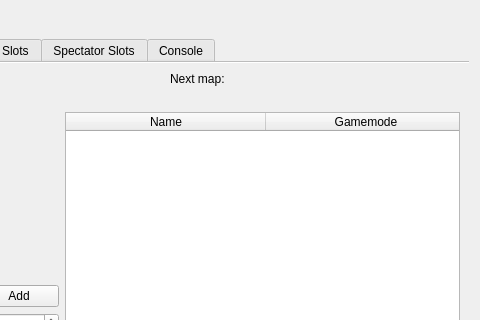
Old version of the form Client/bf4/BF4.ui in the repository OpenRcon/OpenRcon; both pictures show x 442 to 922 and y 0 to 320 of the 922 by 556 pixel window.
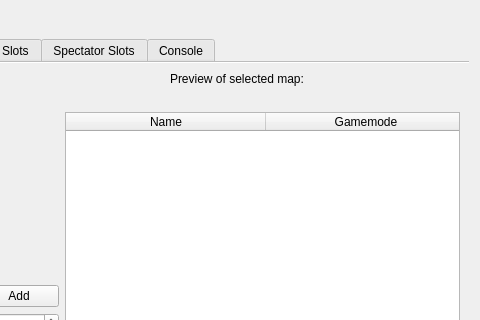
New version of the form. Icons and pictures are not drawn.

Commit message: Setting current map list and game mode based on information from the serverInfo command.

```diff
--- a/Client/bf4/BF4.ui
+++ b/Client/bf4/BF4.ui
@@ -454,20 +454,6 @@
            <property name="fieldGrowthPolicy">
             <enum>QFormLayout::AllNonFixedFieldsGrow</enum>
            </property>
-           <item row="0" column="0">
-            <widget class="QLabel" name="label_ml_nextMapText">
-             <property name="text">
-              <string>Next map:</string>
-             </property>
-            </widget>
-           </item>
-           <item row="0" column="1">
-            <widget class="QLabel" name="label_ml_nextMapValue">
-             <property name="text">
-              <string/>
-             </property>
-            </widget>
-           </item>
            <item row="1" column="0" colspan="2">
             <widget class="QLabel" name="label_ml_nextMapImage">
              <property name="text">
@@ -475,6 +461,13 @@
              </property>
             </widget>
            </item>
+           <item row="0" column="0" colspan="2">
+            <widget class="QLabel" name="label_ml_currentSelectedMapText">
+             <property name="text">
+              <string>Preview of selected map:</string>
+             </property>
+            </widget>
+           </item>
           </layout>
          </item>
         </layout>
```
Left out of the diff: 22 changed lines with no effect on the pictures. The commit also changes 1 other file.
